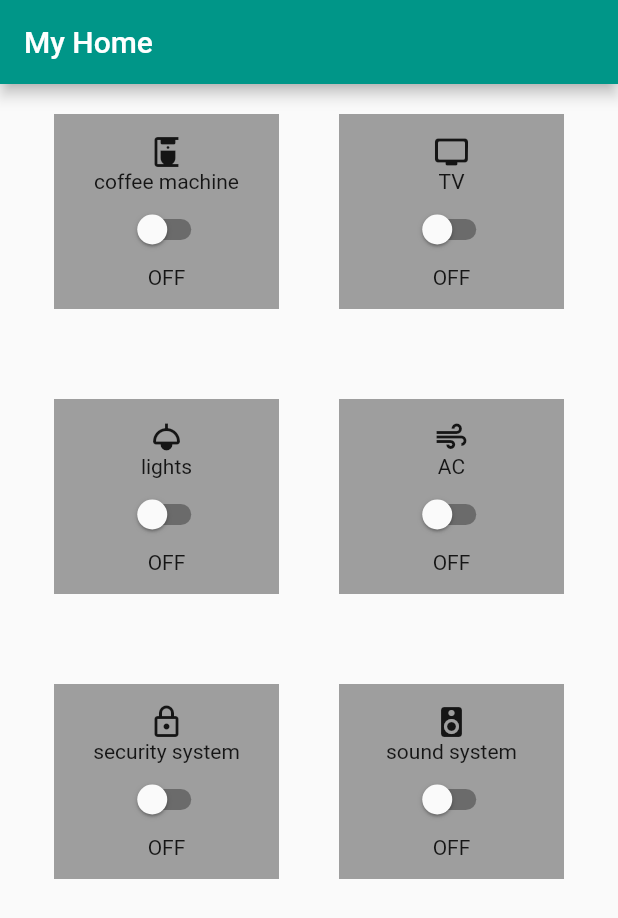
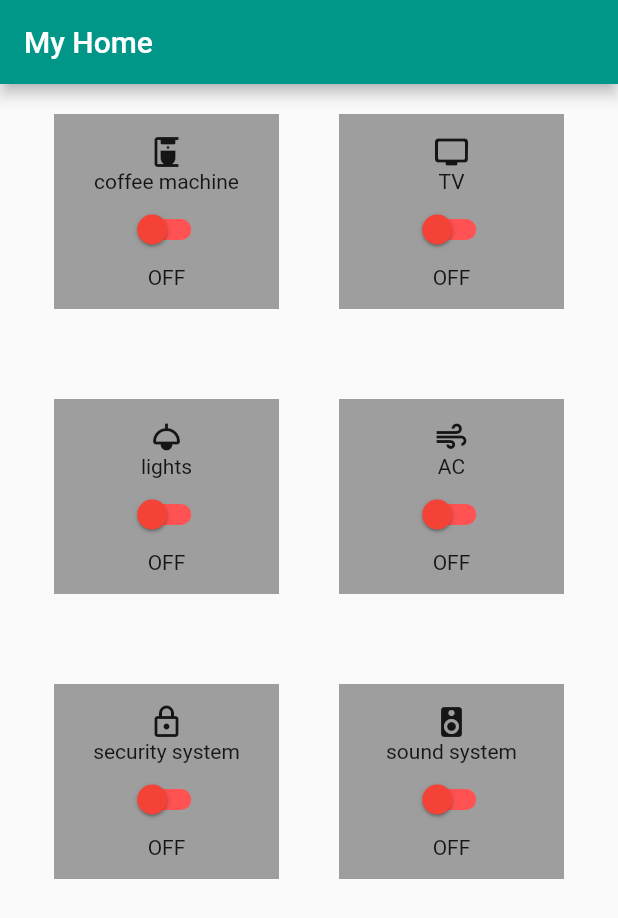
Before and after one commit to fawrama/smart_home_mobile_app, a Flutter app: the screen it shows after launch, on a phone screen of 412 x 824 dp. Shown: the top 918 px of the screen. Run offline on Flutter 3.47's test engine with Material 2 defaults, Android fonts, the light colour scheme and no system bars.

Commit message:
adding colors to the switch on off state

```diff
--- a/lib/button.dart
+++ b/lib/button.dart
@@ -65,6 +65,8 @@ class _CustomButtonState extends State<CustomButton> {
                 },
                 activeTrackColor: Colors.green,
                 activeColor: Colors.teal,
+                inactiveThumbColor: Colors.red,
+                inactiveTrackColor: Colors.redAccent,
               ),
               Text('${State}'),
             ],
```
